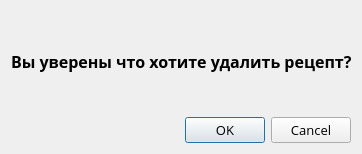
First picture: the form in dialogWindow.ui, repository rauko27/receptBook, before the edit.
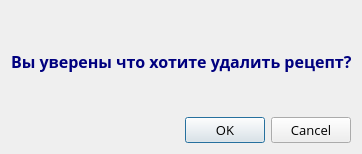
Second picture: the form after the edit.

```diff
--- a/dialogWindow.ui
+++ b/dialogWindow.ui
@@ -75,6 +75,11 @@
        <bold>true</bold>
       </font>
      </property>
+     <property name="styleSheet">
+      <string notr="true">font-weight: bold;
+color: #00007f;
+</string>
+     </property>
      <property name="text">
       <string>Вы уверены что хотите удалить рецепт?</string>
      </property>
```
